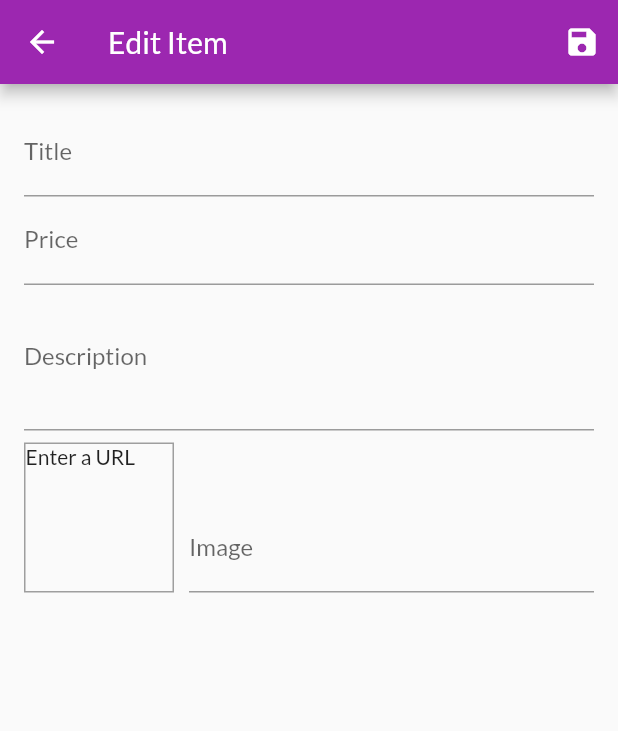
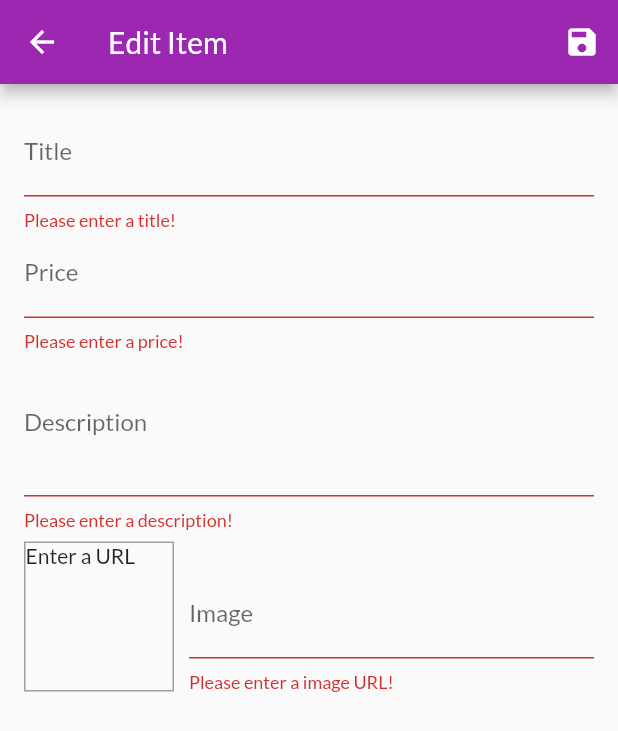
Before and after one commit to fadilparves/FLUTTER-SAMPLE, a Flutter app: the EditProductScreen screen opened by its route, after a tap on the "save" icon, on a phone screen of 412 x 824 dp. Shown: the top 731 px of the screen. Run offline on Flutter 3.47's test engine with Material 2 defaults, Android fonts, the light colour scheme and no system bars; network calls fail.

Commit message:
add validation to add

```diff
--- a/myshop/lib/screens/edit_product_screen.dart
+++ b/myshop/lib/screens/edit_product_screen.dart
@@ -1,4 +1,5 @@
 import 'package:flutter/material.dart';
+import '../providers/product.dart';
 
 class EditProductScreen extends StatefulWidget {
   static const routeName = '/edit-product';
@@ -11,6 +12,14 @@ class _EditProductScreenState extends State<EditProductScreen> {
   final _descFocusNode = FocusNode();
   final _imageUrlController = TextEditingController();
   final _imageUrlFocusNode = FocusNode();
+  final _form = GlobalKey<FormState>();
+  var _editedProduct = Product(
+    id: null,
+    title: '',
+    description: '',
+    price: 0,
+    imageUrl: '',
+  );
 
   @override
   void initState() {
@@ -30,12 +39,24 @@ class _EditProductScreenState extends State<EditProductScreen> {
 
   void _updateImageUrl() {
     if (!_imageUrlFocusNode.hasFocus) {
+      if (_imageUrlController.text.isEmpty ||
+          (!_imageUrlController.text.startsWith('http') &&
+              !_imageUrlController.text.startsWith('https')) ||
+          (!_imageUrlController.text.endsWith('.png') &&
+              !_imageUrlController.text.endsWith('.jpg') &&
+              !_imageUrlController.text.endsWith('.jpeg'))) {
+        return;
+      }
       setState(() {});
     }
   }
 
   void _saveForm() {
-
+    final isValid = _form.currentState.validate();
+    if (!isValid) {
+      return;
+    }
+    _form.currentState.save();
   }
 
   @override
@@ -53,6 +74,7 @@ class _EditProductScreenState extends State<EditProductScreen> {
       body: Padding(
         padding: const EdgeInsets.all(16.0),
         child: Form(
+          key: _form,
           child: ListView(
             children: <Widget>[
               TextFormField(
@@ -60,6 +82,20 @@ class _EditProductScreenState extends State<EditProductScreen> {
                 textInputAction: TextInputAction.next,
                 onFieldSubmitted: (_) {
                   FocusScope.of(context).requestFocus(_priceFocusNode);
+                },
+                validator: (value) {
+                  if (value.isEmpty) {
+                    return 'Please enter a title!';
+                  }
+                  return null;
+                },
+                onSaved: (value) {
+                  _editedProduct = Product(
+                      id: null,
+                      title: value,
+                      description: _editedProduct.description,
+                      price: _editedProduct.price,
+                      imageUrl: _editedProduct.imageUrl);
                 },
               ),
               TextFormField(
@@ -70,12 +106,49 @@ class _EditProductScreenState extends State<EditProductScreen> {
                 onFieldSubmitted: (_) {
                   FocusScope.of(context).requestFocus(_descFocusNode);
                 },
+                validator: (value) {
+                  if (value.isEmpty) {
+                    return 'Please enter a price!';
+                  }
+                  if (double.tryParse(value) == null) {
+                    return 'Please enter a number';
+                  }
+                  if (double.parse(value) <= 0) {
+                    return 'Please enter value bigger than 0';
+                  }
+                  return null;
+                },
+                onSaved: (value) {
+                  _editedProduct = Product(
+                      id: null,
+                      title: _editedProduct.title,
+                      description: _editedProduct.description,
+                      price: double.parse(value),
+                      imageUrl: _editedProduct.imageUrl);
+                },
               ),
               TextFormField(
                 decoration: InputDecoration(labelText: 'Description'),
                 maxLines: 3,
                 keyboardType: TextInputType.multiline,
                 focusNode: _descFocusNode,
+                validator: (value) {
+                  if (value.isEmpty) {
+                    return 'Please enter a description!';
+                  }
+                  if (value.length < 10) {
+                    return 'Description has to be more than 10 characters';
+                  }
+                  return null;
+                },
+                onSaved: (value) {
+                  _editedProduct = Product(
+                      id: null,
+                      title: _editedProduct.title,
+                      description: value,
+                      price: _editedProduct.price,
+                      imageUrl: _editedProduct.imageUrl);
+                },
               ),
               Row(
                 crossAxisAlignment: CrossAxisAlignment.end,
@@ -109,6 +182,32 @@ class _EditProductScreenState extends State<EditProductScreen> {
                       textInputAction: TextInputAction.done,
                       controller: _imageUrlController,
                       focusNode: _imageUrlFocusNode,
+                      onFieldSubmitted: (_) {
+                        _saveForm();
+                      },
+                      validator: (value) {
+                        if (value.isEmpty) {
+                          return 'Please enter a image URL!';
+                        }
+                        if (!value.startsWith('http') &&
+                            !value.startsWith('https')) {
+                          return 'Please upload a valid URL';
+                        }
+                        if (!value.endsWith('.png') &&
+                            !value.endsWith('.jpg') &&
+                            !value.endsWith('.jpeg')) {
+                          return 'Please upload a valid image URL';
+                        }
+                        return null;
+                      },
+                      onSaved: (value) {
+                        _editedProduct = Product(
+                            id: null,
+                            title: _editedProduct.title,
+                            description: _editedProduct.description,
+                            price: _editedProduct.price,
+                            imageUrl: value);
+                      },
                     ),
                   ),
                 ],
```
